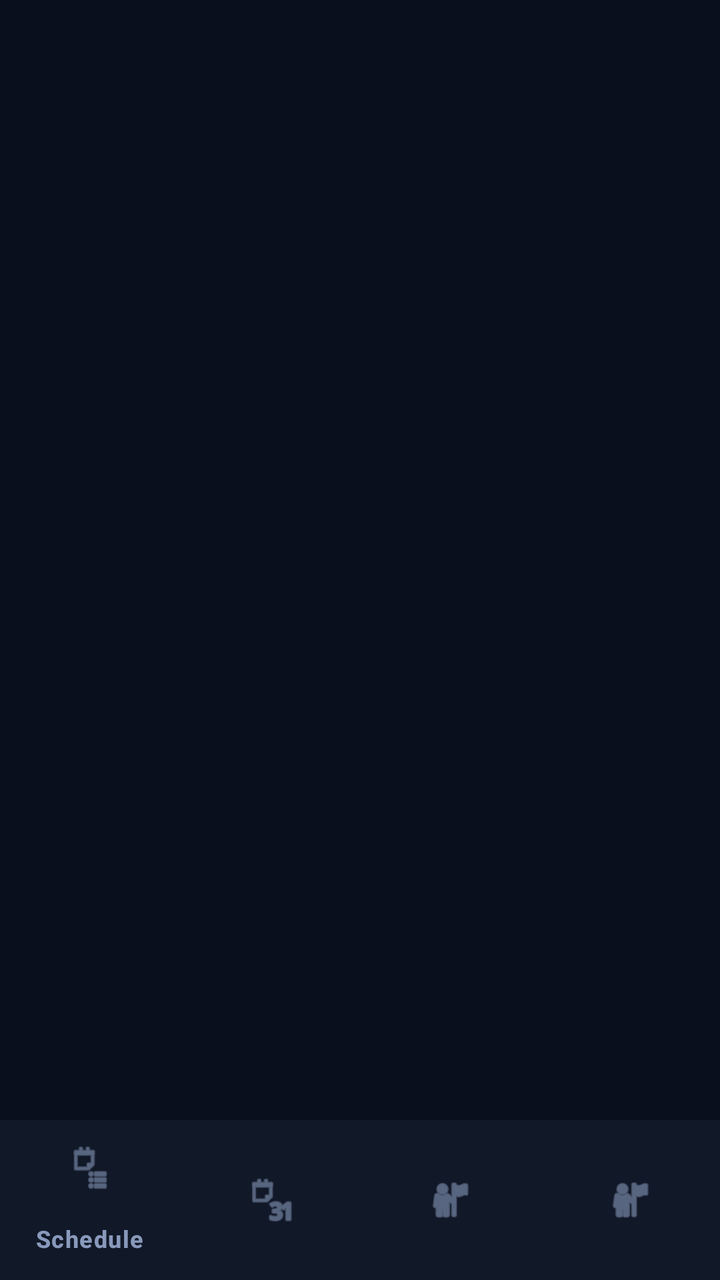
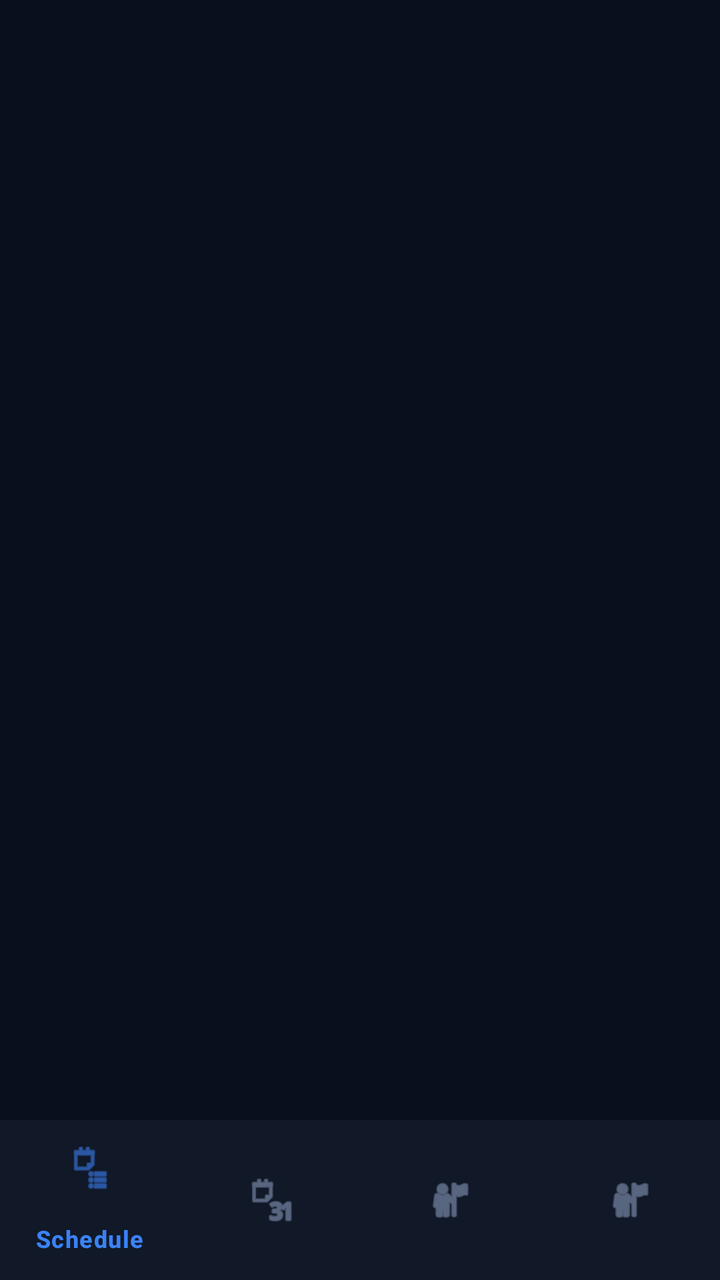

Before-and-after screenshots of an Android layout around one commit, followed by the original layout XML and the change that was made.
<!-- AndroidManifest.xml: application theme Theme.Pro_Club -->
<!-- res/layout/activity_main.xml -->
<?xml version="1.0" encoding="utf-8"?>
<LinearLayout
    xmlns:android="http://schemas.android.com/apk/res/android"
    xmlns:app="http://schemas.android.com/apk/res-auto"
    android:layout_width="match_parent"
    android:layout_height="match_parent"
    android:orientation="vertical"
    android:background="#0A0F1E">
    

    <FrameLayout
        android:id="@+id/fragmentContainer"
        android:layout_width="match_parent"
        android:layout_height="0dp"
        android:layout_weight="1"/>
    

    <com.google.android.material.bottomnavigation.BottomNavigationView
        android:id="@+id/bottomNav"
        android:layout_width="match_parent"
        android:layout_height="wrap_content"
        android:background="#111827"
        app:itemIconTint="#8899BB"
        app:itemTextColor="#8899BB"
        app:itemActiveIndicatorColor="#1E2A45"
        app:selectedItemIconTint="#3B82F6"
        app:selectedItemTextColor="#3B82F6"
        app:menu="@menu/bottom_nav_menu"/>
    

</LinearLayout>
<!-- resources referenced by this layout -->
<resources>
  <style name="Theme.Pro_Club" parent="Base.Theme.Pro_Club" />
  <style name="Base.Theme.Pro_Club" parent="Theme.Material3.DayNight.NoActionBar">
          
          
      </style>
</resources>

<!-- the commit's change to res/layout/activity_main.xml (unified diff, before → after) -->
@@ -6,26 +6,29 @@
     android:layout_height="match_parent"
     android:orientation="vertical"
     android:background="#0A0F1E">
+
     
 
+    
     <FrameLayout
         android:id="@+id/fragmentContainer"
         android:layout_width="match_parent"
         android:layout_height="0dp"
         android:layout_weight="1"/>
+
     
 
+    
     <com.google.android.material.bottomnavigation.BottomNavigationView
         android:id="@+id/bottomNav"
         android:layout_width="match_parent"
         android:layout_height="wrap_content"
         android:background="#111827"
-        app:itemIconTint="#8899BB"
-        app:itemTextColor="#8899BB"
-        app:itemActiveIndicatorColor="#1E2A45"
-        app:selectedItemIconTint="#3B82F6"
-        app:selectedItemTextColor="#3B82F6"
-        app:menu="@menu/bottom_nav_menu"/>
+
+        app:menu="@menu/bottom_nav_menu"
+        app:itemIconTint="@drawable/nav_item_color"
+        app:itemTextColor="@drawable/nav_item_color" />
+
     
 
 </LinearLayout>
<!-- resource entries referenced after the edit -->
@@ -1,5 +1,16 @@
 <!-- resources referenced by this layout -->
 <resources>
+  <!-- drawable nav_item_color (drawable) -->
+  <?xml version="1.0" encoding="utf-8"?>
+  <selector xmlns:android="http://schemas.android.com/apk/res/android">
+  
+      
+      <item android:color="#3B82F6" android:state_checked="true"/>
+  
+      
+      <item android:color="#8899BB"/>
+  
+  </selector>
   <style name="Theme.Pro_Club" parent="Base.Theme.Pro_Club" />
   <style name="Base.Theme.Pro_Club" parent="Theme.Material3.DayNight.NoActionBar">
           
